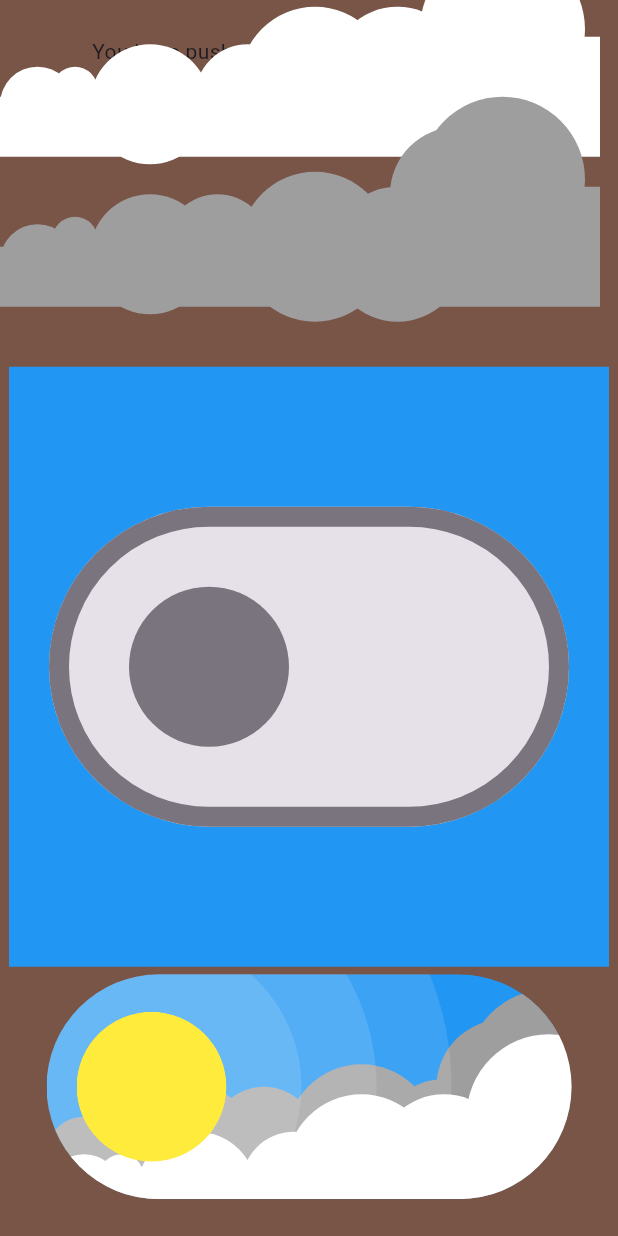
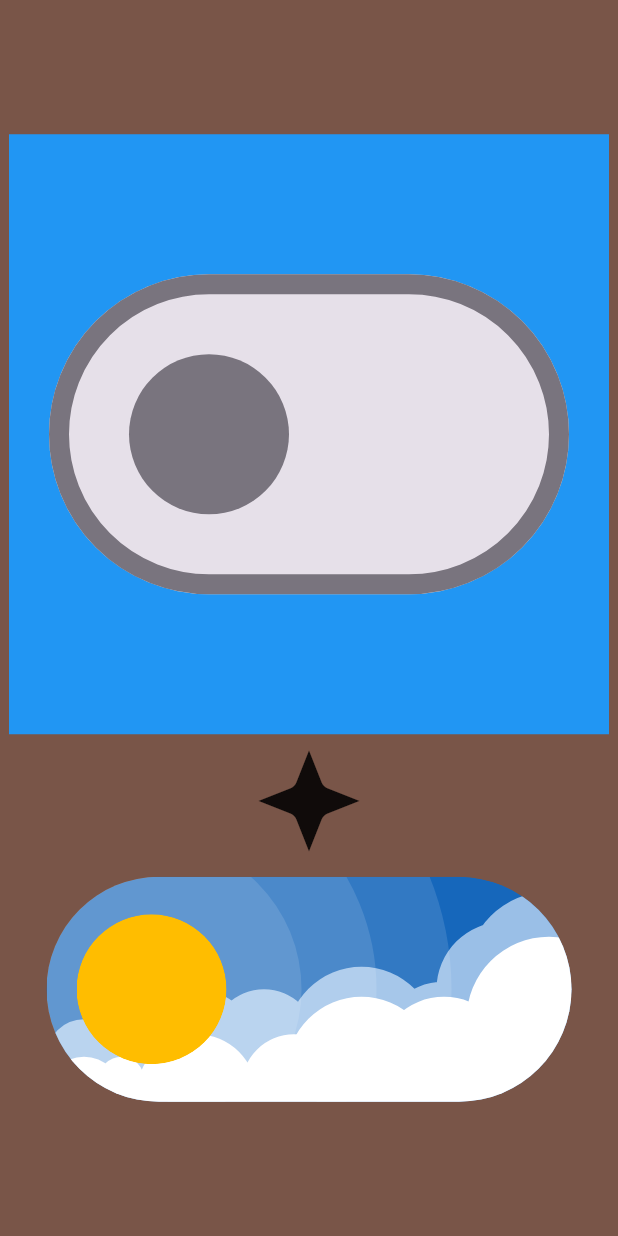
Before and after one commit to Sojourner64564/meme_switch, a Flutter app: the screen it shows after launch, on a phone screen of 412 x 824 dp. Run offline on Flutter 3.47's test engine with Material 3 defaults, Android fonts, the light colour scheme and no system bars.

Commit message:
Добавлена иконка в формате ttf / прогресс по доделыванию кнопки(анимации, правильные цвета) / цвета и иконка выведены в отдельный файл

```diff
--- a/lib/grey_cloud_custom_painter.dart
+++ b/lib/grey_cloud_custom_painter.dart
@@ -1,10 +1,11 @@
 import 'package:flutter/material.dart';
+import 'package:meme_switch/widget_assets/widget_colors.dart';
 
 class GreyCloudPainter extends CustomPainter {
   @override
   void paint(Canvas canvas, Size size) {
     final paint = Paint()
-      ..color = Colors.grey;
+      ..color = WidgetColors.backgroundCloudColor;
     final path = Path();
 
     path.addOval(Rect.fromLTWH(0, 5, 50, 50));
--- a/lib/main.dart
+++ b/lib/main.dart
@@ -1,8 +1,7 @@
 import 'package:flutter/material.dart';
 import 'package:meme_switch/meme_switch.dart';
+import 'package:meme_switch/widget_assets/widget_icons.dart';
 
-import 'grey_cloud_custom_painter.dart';
-import 'white_cloud__custom_painter.dart';
 
 void main() {
   runApp(const MyApp());
@@ -39,21 +38,7 @@ class _MyHomePageState extends State<MyHomePage> {
         child: Column(
           mainAxisAlignment: MainAxisAlignment.center,
           children: <Widget>[
-            const Text('You have pushed the button this many times:'),
-            Align(
-              alignment: Alignment.centerLeft,
-              child: CustomPaint(
-                size: Size(100, 100),
-                painter: WhiteCloudPainter(),
-              ),
-            ),
-            Align(
-              alignment: Alignment.centerLeft,
-              child: CustomPaint(
-                size: Size(100, 100),
-                painter: GreyCloudPainter(),
-              ),
-            ),
+
             Container(
               color: Colors.blue,
               width: 400,
@@ -70,6 +55,11 @@ class _MyHomePageState extends State<MyHomePage> {
                 ),
               ),
             ),
+            Icon(
+                WidgetIcons.star,
+            size: 90,
+            ),
+
             SizedBox(
               height: 5,
             ),
--- a/lib/meme_switch.dart
+++ b/lib/meme_switch.dart
@@ -1,11 +1,13 @@
 import 'package:flutter/material.dart';
 import 'package:meme_switch/grey_cloud_custom_painter.dart';
 import 'package:meme_switch/white_cloud__custom_painter.dart';
+import 'package:meme_switch/widget_assets/widget_colors.dart';
 
 class MemeSwitch extends StatefulWidget {
   MemeSwitch({super.key});
 
   bool selected = false;
+  final Duration duration = Duration(milliseconds: 150);
 
   @override
   State<MemeSwitch> createState() => _MemeSwitchState();
@@ -22,23 +24,25 @@ class _MemeSwitchState extends State<MemeSwitch> {
         height: 150,
         decoration: BoxDecoration(
           borderRadius: BorderRadius.all(Radius.circular(100)),
-          color: widget.selected ? Colors.black26 : Colors.blue,
+          color: widget.selected ? WidgetColors.dayColor : WidgetColors.nightColor,
         ),
-        duration: Duration(milliseconds: 150),
+        duration: widget.duration,
         child: Stack(
           clipBehavior: Clip.hardEdge,
           children: [
 
-            Positioned(
+            AnimatedPositioned(
               left: 0,
-              top: 90,
+              top: widget.selected ? 250 : 90,
+              duration: widget.duration,
               child: CustomPaint(
                 painter: GreyCloudPainter(),
               ),
             ),
-            Positioned(
+            AnimatedPositioned(
               left: 0,
-              top: 120,
+              top: widget.selected ? 250 : 120,
+              duration: widget.duration,
               child: CustomPaint(
                 painter: WhiteCloudPainter(),
               ),
@@ -47,13 +51,13 @@ class _MemeSwitchState extends State<MemeSwitch> {
             AnimatedPositioned(
               left: widget.selected ? 80 : -130,
               top: -125,
-              duration: Duration(milliseconds: 150),
+              duration: widget.duration,
               child: Container(
                 width: 400,
                 height: 400,
                 decoration: BoxDecoration(
                   borderRadius: BorderRadius.all(Radius.circular(300)),
-                  color: Colors.white12,
+                  color: WidgetColors.white12Color,
                 ),
                 child: Align(
                   alignment: Alignment.center,
@@ -62,7 +66,7 @@ class _MemeSwitchState extends State<MemeSwitch> {
                     height: 300,
                     decoration: BoxDecoration(
                       borderRadius: BorderRadius.all(Radius.circular(300)),
-                      color: Colors.white12,
+                      color: WidgetColors.white12Color,
                     ),
                     child: Align(
                       alignment: Alignment.center,
@@ -71,7 +75,7 @@ class _MemeSwitchState extends State<MemeSwitch> {
                         height: 200,
                         decoration: BoxDecoration(
                           borderRadius: BorderRadius.all(Radius.circular(300)),
-                          color: Colors.white12,
+                          color: WidgetColors.white12Color,
                         ),
                         child: Align(
                           alignment: Alignment.center,
@@ -90,7 +94,7 @@ class _MemeSwitchState extends State<MemeSwitch> {
                                     width: 100,
                                     decoration: BoxDecoration(
                                       borderRadius: BorderRadius.all(Radius.circular(100)),
-                                      color: Colors.yellow,
+                                      color: WidgetColors.sunColor,
                                      /* boxShadow: [
                                         BoxShadow(
                                           color: Colors.black26,
@@ -102,13 +106,13 @@ class _MemeSwitchState extends State<MemeSwitch> {
                                   ),
                                   AnimatedPositioned(
                                     left: widget.selected ? 0 : 100, //100
-                                    duration: Duration(milliseconds: 150),
+                                    duration: widget.duration,
                                     child: Container(
                                       height: 100,
                                       width: 100,
                                       decoration: BoxDecoration(
                                         borderRadius: BorderRadius.all(Radius.circular(100)),
-                                        color: Colors.blueGrey,
+                                        color: WidgetColors.moonColor,
                                       ),
                                       child: Stack(
                                         children: [
@@ -120,7 +124,7 @@ class _MemeSwitchState extends State<MemeSwitch> {
                                               height: 20,
                                               decoration: BoxDecoration(
                                                 borderRadius: BorderRadius.all(Radius.circular(100)),
-                                                color: Colors.grey,
+                                                color: WidgetColors.craterMoonColor,
                                               ),
                                             ),
                                           ),
@@ -132,7 +136,7 @@ class _MemeSwitchState extends State<MemeSwitch> {
                                               height: 35,
                                               decoration: BoxDecoration(
                                                 borderRadius: BorderRadius.all(Radius.circular(100)),
-                                                color: Colors.grey,
+                                                color: WidgetColors.craterMoonColor,
                                               ),
                                             ),
                                           ),
@@ -144,7 +148,7 @@ class _MemeSwitchState extends State<MemeSwitch> {
                                               height: 20,
                                               decoration: BoxDecoration(
                                                 borderRadius: BorderRadius.all(Radius.circular(100)),
-                                                color: Colors.grey,
+                                                color: WidgetColors.craterMoonColor,
                                               ),
                                             ),
                                           ),
@@ -163,10 +167,6 @@ class _MemeSwitchState extends State<MemeSwitch> {
                 ),
               ),
             ),
-
-
-
-
           ],
         ),
       ),
--- a/lib/white_cloud__custom_painter.dart
+++ b/lib/white_cloud__custom_painter.dart
@@ -1,10 +1,11 @@
 import 'package:flutter/material.dart';
+import 'package:meme_switch/widget_assets/widget_colors.dart';
 
 class WhiteCloudPainter extends CustomPainter {
   @override
   void paint(Canvas canvas, Size size) {
     final paint = Paint()
-      ..color = Colors.white;
+      ..color = WidgetColors.whiteColor;
 
     final path = Path();
 
--- /dev/null
+++ b/lib/widget_assets/widget_colors.dart
@@ -0,0 +1,14 @@
+import 'package:flutter/material.dart';
+
+class WidgetColors{
+  static const Color nightColor = Color.fromRGBO(22, 103, 187, 1);
+  static const Color dayColor = Color.fromRGBO(28, 33, 57, 1);
+  static const Color backgroundCloudColor = Color.fromRGBO(154, 191, 231, 1);
+  static Color white12Color = Colors.white12;
+  static Color whiteColor = Colors.white;
+
+  static const Color sunColor =  Color.fromRGBO(255, 189, 0, 1);
+  static const Color moonColor =  Color.fromRGBO(194, 198, 212, 1);
+  static const Color craterMoonColor =  Color.fromRGBO(141, 152, 181, 1);
+
+}
--- /dev/null
+++ b/lib/widget_assets/widget_icons.dart
@@ -0,0 +1,6 @@
+import 'package:flutter/material.dart';
+
+class WidgetIcons{
+  static const IconData star = IconData(0xe900, fontFamily: 'CustomIcons');
+
+}
```
Also changed, not shown: pubspec.yaml (+4 -8 lines), assets/ttf_icon/StarIcon.ttf (added), pubspec.lock.
